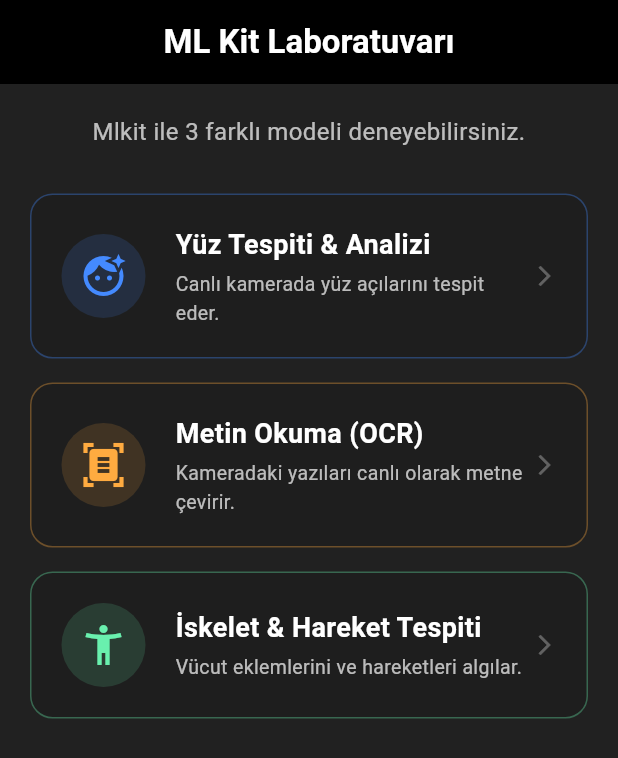
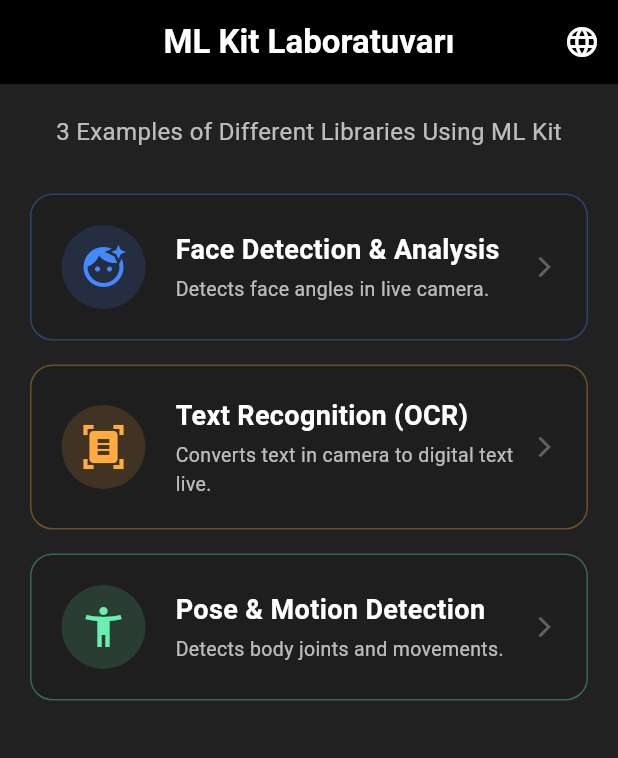
Before and after one commit to ozkanteberr/camera-app, a Flutter app: the screen it shows after launch, on a phone screen of 412 x 824 dp. Shown: the top 758 px of the screen. Run offline on Flutter 3.47's test engine with Material 3 defaults, Android fonts, the phone set to English and light mode, and no system bars; our stand-ins replace camera, easy_localization, hive, hive_flutter; missing offline and left inert: google_mlkit_face_detection, google_mlkit_pose_detection, google_mlkit_text_recognition; accounts and stored records are empty.

Commit message:
feat: update localization support with new translations and language selection in the UI

```diff
--- /dev/null
+++ b/assets/translations/en-US.json
@@ -0,0 +1,20 @@
+{
+  "duz_bak": "Please Look Straight",
+  "saga_cevir": "Turn Your Face Right",
+  "sola_cevir": "Turn Your Face Left",
+  "yuz_bulunamadi": "Face Not Detected",
+  "gallery_title":"Saved Photos",
+  "cancel":"Cancel",
+  "confirm":"Confirm",
+  "home_screen_title":"3 Examples of Different Libraries Using ML Kit",
+  "face_detection_title": "Face Detection & Analysis",
+  "face_detection_subtitle": "Detects face angles in live camera.",
+  "text_recognition_title": "Text Recognition (OCR)",
+  "text_recognition_subtitle": "Converts text in camera to digital text live.",
+  "pose_detection_title": "Pose & Motion Detection",
+  "pose_detection_subtitle": "Detects body joints and movements.",
+  "low":"Low",
+  "medium":"Medium",
+  "high":"High",
+  "max":"Max"
+}
--- a/assets/translations/en.json
+++ /dev/null
@@ -1,6 +0,0 @@
-{
-  "duz_bak": "Please Look Straight",
-  "saga_cevir": "Turn Your Face Right",
-  "sola_cevir": "Turn Your Face Left",
-  "yuz_bulunamadi": "Face Not Detected"
-}
--- /dev/null
+++ b/assets/translations/tr-TR.json
@@ -0,0 +1,20 @@
+{
+  "duz_bak": "Lütfen Düz Bakınız",
+  "saga_cevir": "Yüzünüzü Sağa Çevirin",
+  "sola_cevir": "Yüzünüzü Sola Çevirin",
+  "yuz_bulunamadi": "Yüz Tespit Edilemedi",
+  "gallery_title":"Kaydedilen Fotoğraflar",
+  "cancel":"İptal",
+  "Confirm":"Onayla",
+  "home_screen_title": "ML Kit ile 3 farklı kütüphane örneği",
+  "face_detection_title": "Yüz Tespiti & Analizi",
+  "face_detection_subtitle": "Canlı kamerada yüz açılarını tespit eder.",
+  "text_recognition_title": "Metin Okuma (OCR)",
+  "text_recognition_subtitle": "Kameradaki yazıları canlı olarak metne çevirir.",
+  "pose_detection_title": "İskelet & Hareket Tespiti",
+  "pose_detection_subtitle": "Vücut eklemlerini ve hareketleri algılar.",
+  "low":"Düşük",
+  "medium":"Orta",
+  "high":"Yüksek",
+  "max":"Çok yüksek"
+}
--- a/assets/translations/tr.json
+++ /dev/null
@@ -1,6 +0,0 @@
-{
-  "duz_bak": "Lütfen Düz Bakınız",
-  "saga_cevir": "Yüzünüzü Sağa Çevirin",
-  "sola_cevir": "Yüzünüzü Sola Çevirin",
-  "yuz_bulunamadi": "Yüz Tespit Edilemedi"
-}
--- a/lib/main.dart
+++ b/lib/main.dart
@@ -16,9 +16,9 @@
   await AppStorage.appStorageInitialize();
   runApp(
     EasyLocalization(
-      supportedLocales: const [Locale('tr'), Locale('en')],
+      supportedLocales: const [Locale('en', 'US'), Locale('tr', 'TR')],
       path: "assets/translations",
-      fallbackLocale: const Locale('tr'),
+      fallbackLocale: const Locale('tr', 'TR'),
       child: MultiProvider(
         providers: [
           ChangeNotifierProvider(
--- a/lib/screens/camera_screen.dart
+++ b/lib/screens/camera_screen.dart
@@ -41,7 +41,7 @@
           return Stack(
             fit: StackFit.expand,
             children: [
-              // 1. Kamera Görüntüsü
+              // Kamera Görüntüsü
               Center(
                 child: provider.capturedImage != null
                     ? Image.file(File(provider.capturedImage!.path),
@@ -49,7 +49,7 @@
                     : CameraPreview(provider.controller!),
               ),
 
-              // 2. YÖNLENDİRME KUTUSU (Geri getirildi!)
+              // yönlendirme butonu
               if (provider.capturedImage == null)
                 Align(
                   alignment: const Alignment(0.0, -0.65),
@@ -126,7 +126,7 @@
                 ),
               ),
 
-              // 4. Alt Kontrol Paneli (Çözünürlük Menüsü ve Deklanşör dahil)
+              // Alt Kontrol Paneli
               Positioned(
                 bottom: 40,
                 left: 20,
@@ -157,12 +157,12 @@
         TextButton.icon(
           onPressed: () => provider.clearCapturedImage(),
           icon: const Icon(Icons.close, color: Colors.redAccent),
-          label: const Text("İptal", style: TextStyle(color: Colors.redAccent)),
+          label: Text("cancel".tr(), style: TextStyle(color: Colors.redAccent)),
         ),
         ElevatedButton.icon(
           onPressed: () async => await provider.saveCapturedImage(),
           icon: const Icon(Icons.check, color: Colors.white),
-          label: const Text("Onayla", style: TextStyle(color: Colors.white)),
+          label: Text("confirm".tr(), style: TextStyle(color: Colors.white)),
           style: ElevatedButton.styleFrom(backgroundColor: Colors.green),
         ),
       ],
@@ -179,19 +179,21 @@
           initialValue: provider.selectedResolution,
           onSelected: (value) =>
               provider.changeResolution(value), // Fonksiyon bağlandı!
-          itemBuilder: (context) => const [
+          itemBuilder: (context) => [
             PopupMenuItem(
                 value: ResolutionPreset.low,
-                child: Text("Low", style: TextStyle(color: Colors.white))),
+                child: Text("low".tr(), style: TextStyle(color: Colors.white))),
             PopupMenuItem(
                 value: ResolutionPreset.medium,
-                child: Text("Medium", style: TextStyle(color: Colors.white))),
+                child:
+                    Text("medium".tr(), style: TextStyle(color: Colors.white))),
             PopupMenuItem(
                 value: ResolutionPreset.high,
-                child: Text("High", style: TextStyle(color: Colors.white))),
+                child:
+                    Text("high".tr(), style: TextStyle(color: Colors.white))),
             PopupMenuItem(
                 value: ResolutionPreset.max,
-                child: Text("Max", style: TextStyle(color: Colors.white))),
+                child: Text("max".tr(), style: TextStyle(color: Colors.white))),
           ],
         ),
         GestureDetector(
--- a/lib/screens/gallery_screen.dart
+++ b/lib/screens/gallery_screen.dart
@@ -1,5 +1,6 @@
 import 'dart:io';
 import 'package:camera_app/providers/camera_provider.dart';
+import 'package:easy_localization/easy_localization.dart';
 import 'package:flutter/material.dart';
 import 'package:provider/provider.dart';
 
@@ -11,7 +12,7 @@
     return Scaffold(
       backgroundColor: Colors.grey[900],
       appBar: AppBar(
-        title: const Text("Kaydedilen Fotoğraflar"),
+        title: Text("gallery_title".tr()),
         backgroundColor: Colors.black,
         foregroundColor: Colors.white,
       ),
--- a/lib/screens/home_screen.dart
+++ b/lib/screens/home_screen.dart
@@ -1,5 +1,6 @@
 import 'package:camera_app/screens/ocr_screen.dart';
 import 'package:camera_app/screens/pose_screen.dart';
+import 'package:easy_localization/easy_localization.dart';
 import 'package:flutter/material.dart';
 import 'dart:ui';
 import 'camera_screen.dart';
@@ -18,14 +19,32 @@
         backgroundColor: Colors.black,
         foregroundColor: Colors.white,
         elevation: 0,
+        actions: [
+          PopupMenuButton<Locale>(
+            icon: const Icon(Icons.language),
+            onSelected: (Locale locale) {
+              context.setLocale(locale); // Tüm uygulamada dili değiştirir
+            },
+            itemBuilder: (context) => [
+              const PopupMenuItem(
+                value: Locale('tr', 'TR'),
+                child: Text("🇹🇷 Türkçe"),
+              ),
+              const PopupMenuItem(
+                value: Locale('en', 'US'),
+                child: Text("🇺🇸 English"),
+              ),
+            ],
+          ),
+        ],
       ),
       body: Padding(
         padding: const EdgeInsets.all(20.0),
         child: Column(
           crossAxisAlignment: CrossAxisAlignment.stretch,
           children: [
-            const Text(
-              "Mlkit ile 3 farklı modeli deneyebilirsiniz.",
+            Text(
+              "home_screen_title".tr(),
               style: TextStyle(color: Colors.white70, fontSize: 16),
               textAlign: TextAlign.center,
             ),
@@ -34,8 +53,8 @@
             // (Face Detection)
             _buildMenuCard(
               context,
-              title: "Yüz Tespiti & Analizi",
-              subtitle: "Canlı kamerada yüz açılarını tespit eder.",
+              title: "face_detection_title".tr(),
+              subtitle: "face_detection_subtitle".tr(),
               icon: Icons.face_retouching_natural,
               color: Colors.blueAccent,
               onTap: () {
@@ -50,8 +69,8 @@
             //(Text Recognition)
             _buildMenuCard(
               context,
-              title: "Metin Okuma (OCR)",
-              subtitle: "Kameradaki yazıları canlı olarak metne çevirir.",
+              title: "text_recognition_title".tr(),
+              subtitle: "text_recognition_subtitle".tr(),
               icon: Icons.document_scanner,
               color: Colors.orangeAccent,
               onTap: () {
@@ -66,8 +85,8 @@
             //(Pose Detection)
             _buildMenuCard(
               context,
-              title: "İskelet & Hareket Tespiti",
-              subtitle: "Vücut eklemlerini ve hareketleri algılar.",
+              title: "pose_detection_title".tr(),
+              subtitle: "pose_detection_subtitle".tr(),
               icon: Icons.accessibility_new,
               color: Colors.greenAccent,
               onTap: () {
```
